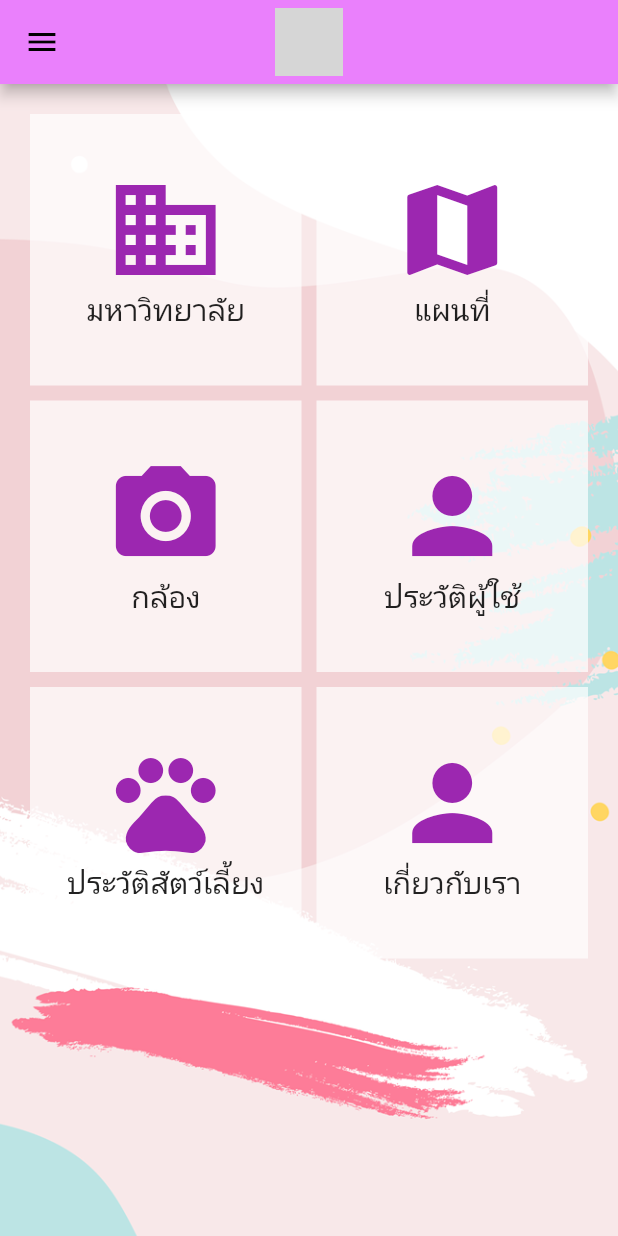
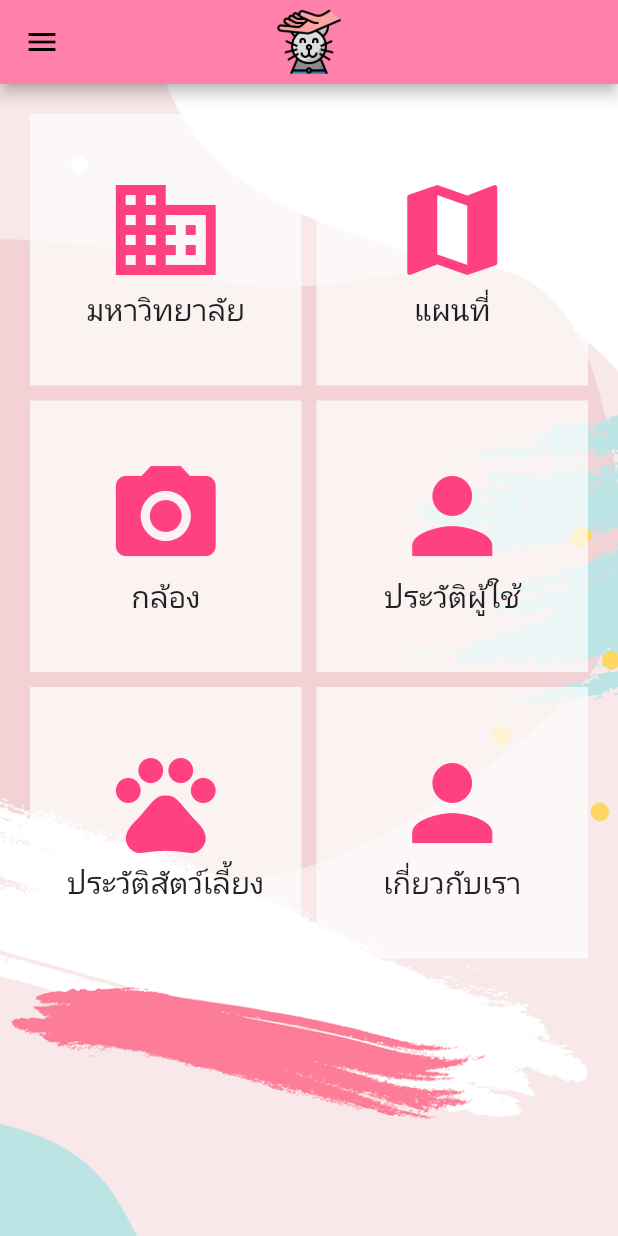
Before and after one commit to nakaren1234/Pet, a Flutter app: the HomePage screen opened directly, on a phone screen of 412 x 824 dp. Run offline on Flutter 3.47's test engine with Material 2 defaults, Android fonts, the phone set to English and light mode, and no system bars; our stand-ins replace firebase_auth, firebase_core, pull_to_refresh, webview_flutter; accounts and stored records are empty; grey boxes are pictures that could not be loaded.

Commit message:
แก้ไขlogo

```diff
--- a/lib/pages/HomePage.dart
+++ b/lib/pages/HomePage.dart
@@ -20,7 +20,7 @@ class _HomePageState extends State<HomePage> {
     return Scaffold(
       drawer: Menu(),
       appBar: AppBar(
-        // backgroundColor: Colors.pinkAccent[100],
+        backgroundColor: Colors.pinkAccent[100],
         centerTitle: true,
         title: const Logo(),
       ),
@@ -50,7 +50,7 @@ class _HomePageState extends State<HomePage> {
                 child: Column(
                   mainAxisAlignment: MainAxisAlignment.center,
                   children: <Widget>[
-                    Icon(Icons.business, size: 80, color: Colors.purple),
+                    Icon(Icons.business, size: 80, color: Colors.pinkAccent),
                     Text('มหาวิทยาลัย', style: TextStyle(fontSize: 20))
                   ],
                 ),
@@ -62,7 +62,7 @@ class _HomePageState extends State<HomePage> {
               child: Column(
                 mainAxisAlignment: MainAxisAlignment.center,
                 children: <Widget>[
-                  Icon(Icons.map, size: 80, color: Colors.purple),
+                  Icon(Icons.map, size: 80, color: Colors.pinkAccent),
                   Text('แผนที่', style: TextStyle(fontSize: 20))
                 ],
               ),
@@ -73,7 +73,7 @@ class _HomePageState extends State<HomePage> {
               child: Column(
                 mainAxisAlignment: MainAxisAlignment.center,
                 children: <Widget>[
-                  Icon(Icons.camera_alt, size: 80, color: Colors.purple),
+                  Icon(Icons.camera_alt, size: 80, color: Colors.pinkAccent),
                   Text('กล้อง', style: TextStyle(fontSize: 20))
                 ],
               ),
@@ -91,7 +91,7 @@ class _HomePageState extends State<HomePage> {
                 child: Column(
                   mainAxisAlignment: MainAxisAlignment.center,
                   children: <Widget>[
-                    Icon(Icons.person, size: 80, color: Colors.purple),
+                    Icon(Icons.person, size: 80, color: Colors.pinkAccent),
                     Text(
                       'ประวัติผู้ใช้',
                       textAlign: TextAlign.center,
@@ -114,7 +114,7 @@ class _HomePageState extends State<HomePage> {
                 child: Column(
                   mainAxisAlignment: MainAxisAlignment.center,
                   children: <Widget>[
-                    Icon(Icons.pets, size: 80, color: Colors.purple),
+                    Icon(Icons.pets, size: 80, color: Colors.pinkAccent),
                     Text('ประวัติสัตว์เลี้ยง',
                         textAlign: TextAlign.center,
                         style: TextStyle(fontSize: 20))
@@ -143,7 +143,7 @@ class _HomePageState extends State<HomePage> {
                 child: Column(
                   mainAxisAlignment: MainAxisAlignment.center,
                   children: <Widget>[
-                    Icon(Icons.person, size: 80, color: Colors.purple),
+                    Icon(Icons.person, size: 80, color: Colors.pinkAccent),
                     Text('เกี่ยวกับเรา ${fromAbout ?? ''}',
                         textAlign: TextAlign.center,
                         style: TextStyle(fontSize: 20))
--- a/lib/widgets/logo.dart
+++ b/lib/widgets/logo.dart
@@ -7,7 +7,8 @@ class Logo extends StatelessWidget {
   Widget build(BuildContext context) {
     print('object');
     return Image.asset(
-      'assets/images/cct_logo.png',
+      // 'assets/images/cct_logo.png',
+      'assets/images/logo.png',
       height: 45,
       fit: BoxFit.cover,
     );
```
